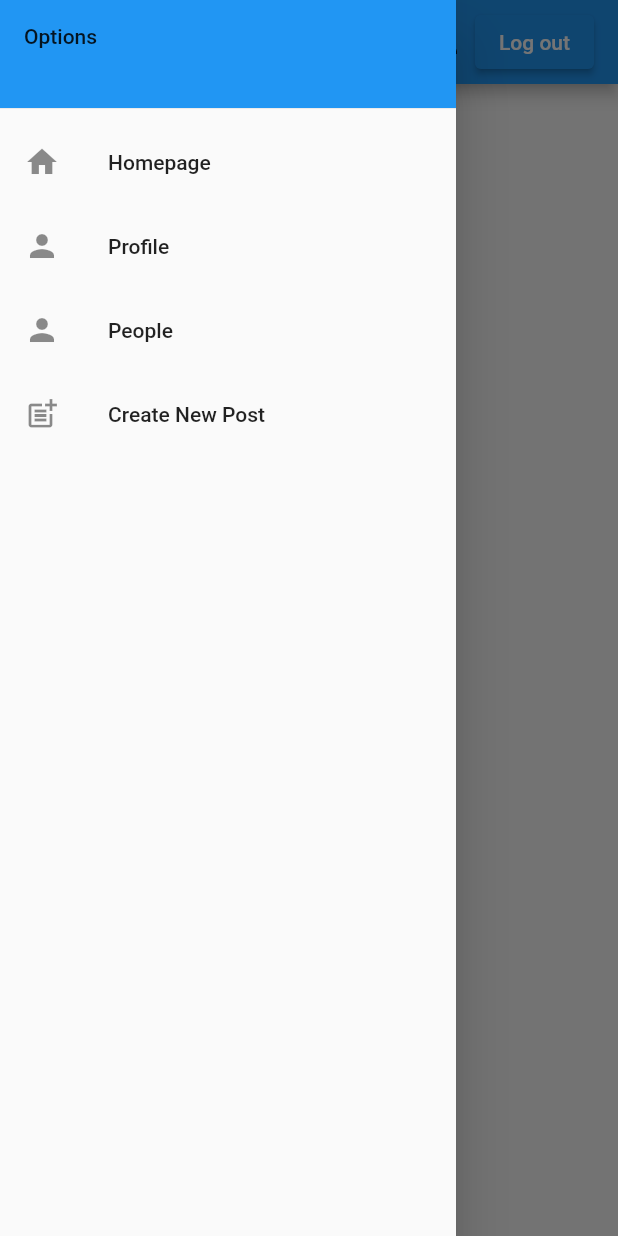
After one commit to atmelaku/MediaCenterFlutter, a Flutter app: the PeoplePage screen opened directly, with the side drawer open, on a phone screen of 412 x 824 dp. The commit adds this screen. Run offline on Flutter 3.47's test engine with Material 2 defaults, Android fonts, the phone set to English and light mode, and no system bars; our stand-ins replace cloud_firestore, firebase_auth, firebase_core; accounts and stored records are empty.

Commit message:
Updated profile page to use drawer. Added new people page to view all other users.

```diff
--- /dev/null
+++ b/lib/profile/people.dart
@@ -0,0 +1,138 @@
+import 'package:cloud_firestore/cloud_firestore.dart';
+import 'package:flutter/material.dart';
+import 'package:mediacenterflutter/homepage/homepage.dart';
+import 'package:mediacenterflutter/homepage/signedin.dart';
+import 'package:mediacenterflutter/profile/profile.dart';
+import 'package:mediacenterflutter/post/createPost.dart';
+import 'package:mediacenterflutter/auth/auth.dart';
+
+class PeoplePage extends StatefulWidget {
+  @override
+  _PeopleState createState() {
+    return _PeopleState();
+  }
+}
+
+class _PeopleState extends State<PeoplePage> {
+  final AuthService _auth = AuthService();
+
+  @override
+  Widget build(BuildContext context) {
+    return Scaffold(
+      appBar: AppBar(
+        title: Text('People'),
+        actions: <Widget>[
+          FlatButton.icon(
+            icon: Icon(
+              Icons.person,
+            ),
+            label: Container(
+              child: ElevatedButton(
+                child: Text("Log out"),
+                onPressed: () {
+                  Navigator.push(
+                    context,
+                    MaterialPageRoute(builder: (context) => HomePage()),
+                  );
+                },
+              ),
+            ),
+            onPressed: () async {
+              await _auth.signOut();
+            },
+          ),
+        ],
+      ),
+      drawer: Drawer(
+          child: ListView(
+            padding: EdgeInsets.zero,
+            children: [
+              Container(
+                height: 80,
+                child: DrawerHeader(
+                  child: Text('Options'),
+                  decoration: BoxDecoration(
+                    color: Colors.blue,
+                  ),
+                ),
+              ),
+              ListTile(
+                  leading: Icon(Icons.home),
+                  title: Text('Homepage'),
+                  onTap: () {
+                    Navigator.push(
+                        context,
+                        MaterialPageRoute(builder: (context) => signedInPage())
+                    );
+                  }
+              ),
+              ListTile(
+                  leading: Icon(Icons.person),
+                  title: Text('Profile'),
+                  onTap: () {
+                    Navigator.push(
+                        context,
+                        MaterialPageRoute(builder: (context) => ProfilePage())
+                    );
+                  }
+              ),
+              ListTile(
+                  leading: Icon(Icons.person),
+                  title: Text('People'),
+                  onTap: () {
+                    Navigator.push(
+                        context,
+                        MaterialPageRoute(builder: (context) => PeoplePage())
+                    );
+                  }
+              ),
+              ListTile(
+                  leading: Icon(Icons.post_add),
+                  title: Text('Create New Post'),
+                  onTap: () {
+                    Navigator.push(
+                        context,
+                        MaterialPageRoute(builder: (context) => CreatePost())
+                    );
+                  }
+              )
+            ],
+          )
+      ),
+      body:  _buildBody(context),
+    );
+  }
+
+  _buildListItem(Map post) {
+    return ListTile(
+      title: Text(post["firstName"] + " " + post["lastName"]),
+    );
+  }
+
+  _buildList(List<Map> posts) {
+    List<ListTile> listTiles = [];
+    for (Map post in posts) {
+      listTiles.add(_buildListItem(post));
+    }
+    return ListView(
+      children: <Widget>[
+        ...listTiles,
+      ],
+    );
+  }
+
+  _buildBody(BuildContext context) {
+    return StreamBuilder<QuerySnapshot>(
+        stream: FirebaseFirestore.instance.collection('users').snapshots(),
+        builder: (context, snapshot) {
+          if (!snapshot.hasData) return LinearProgressIndicator();
+
+          List<Map> posts = [];
+          for(DocumentSnapshot doc in snapshot.data.docs) {
+            posts.add(doc.data());
+          }
+          return _buildList(posts);
+        }
+    );
+  }
+}
```
Also changed, not shown: lib/homepage/signedin.dart (+11 -0 lines), lib/profile/profile.dart (+84 -19 lines).
